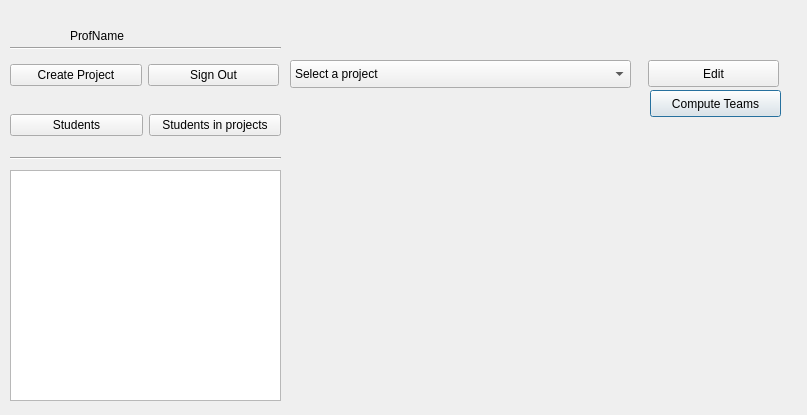
First picture: the form in D1/adminhomeview.ui, repository GuelorEmanuel/Team-Tech-Support, before the edit.
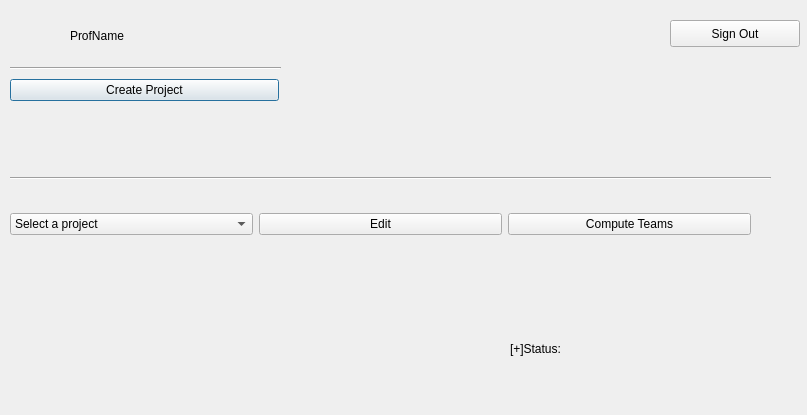
Second picture: the form after the edit.

Commit message: Error handling and updated view layout

```diff
--- a/D1/adminhomeview.ui
+++ b/D1/adminhomeview.ui
@@ -13,22 +13,12 @@
   <property name="windowTitle">
    <string>Dialog</string>
   </property>
-  <widget class="QListWidget" name="listOfStudentsLv">
-   <property name="geometry">
-    <rect>
-     <x>10</x>
-     <y>170</y>
-     <width>271</width>
-     <height>231</height>
-    </rect>
-   </property>
-  </widget>
   <widget class="Line" name="line">
    <property name="geometry">
     <rect>
      <x>10</x>
-     <y>150</y>
-     <width>271</width>
+     <y>170</y>
+     <width>761</width>
      <height>16</height>
     </rect>
    </property>
@@ -40,7 +30,7 @@
    <property name="geometry">
     <rect>
      <x>10</x>
-     <y>40</y>
+     <y>60</y>
      <width>271</width>
      <height>16</height>
     </rect>
@@ -49,42 +39,13 @@
     <enum>Qt::Horizontal</enum>
    </property>
   </widget>
-  <widget class="QPushButton" name="runAlgoBtn">
-   <property name="geometry">
-    <rect>
-     <x>650</x>
-     <y>90</y>
-     <width>131</width>
-     <height>27</height>
-    </rect>
-   </property>
-   <property name="text">
-    <string>Compute Teams</string>
-   </property>
-  </widget>
-  <widget class="QPushButton" name="editProjectBtn">
-   <property name="geometry">
-    <rect>
-     <x>648</x>
-     <y>60</y>
-     <width>131</width>
-     <height>27</height>
-    </rect>
-   </property>
-   <property name="text">
-    <string>Edit</string>
-   </property>
-   <property name="checkable">
-    <bool>false</bool>
-   </property>
-  </widget>
   <widget class="QWidget" name="layoutWidget">
    <property name="geometry">
     <rect>
      <x>10</x>
-     <y>60</y>
+     <y>70</y>
      <width>269</width>
-     <height>30</height>
+     <height>41</height>
     </rect>
    </property>
    <layout class="QHBoxLayout" name="horizontalLayout">
@@ -95,13 +56,6 @@
       </property>
      </widget>
     </item>
-    <item>
-     <widget class="QPushButton" name="signoutBtn">
-      <property name="text">
-       <string>Sign Out</string>
-      </property>
-     </widget>
-    </item>
    </layout>
   </widget>
   <widget class="QWidget" name="layoutWidget">
@@ -123,20 +77,55 @@
     </item>
    </layout>
   </widget>
-  <widget class="QWidget" name="layoutWidget">
+  <widget class="QPushButton" name="signoutBtn">
    <property name="geometry">
     <rect>
-     <x>10</x>
-     <y>110</y>
+     <x>670</x>
+     <y>20</y>
+     <width>130</width>
+     <height>27</height>
+    </rect>
+   </property>
+   <property name="text">
+    <string>Sign Out</string>
+   </property>
+  </widget>
+  <widget class="QLabel" name="statusLbl">
+   <property name="geometry">
+    <rect>
+     <x>510</x>
+     <y>340</y>
      <width>271</width>
-     <height>30</height>
+     <height>17</height>
+    </rect>
+   </property>
+   <property name="text">
+    <string>[+]Status:</string>
+   </property>
+  </widget>
+  <widget class="QWidget" name="">
+   <property name="geometry">
+    <rect>
+     <x>10</x>
+     <y>210</y>
+     <width>741</width>
+     <height>29</height>
     </rect>
    </property>
    <layout class="QHBoxLayout" name="horizontalLayout_3">
     <item>
-     <widget class="QPushButton" name="lisStudentBtn">
+     <widget class="QComboBox" name="selectProjectInput">
+      <item>
+       <property name="text">
+        <string>Select a project</string>
+       </property>
+      </item>
+     </widget>
+    </item>
+    <item>
+     <widget class="QPushButton" name="editProjectBtn">
       <property name="text">
-       <string>Students</string>
+       <string>Edit</string>
       </property>
       <property name="checkable">
        <bool>false</bool>
@@ -144,32 +133,14 @@
      </widget>
     </item>
     <item>
-     <widget class="QPushButton" name="lisStudentInProjBtn">
+     <widget class="QPushButton" name="runAlgoBtn">
       <property name="text">
-       <string>Students in projects</string>
-      </property>
-      <property name="checkable">
-       <bool>false</bool>
+       <string>Compute Teams</string>
       </property>
      </widget>
     </item>
    </layout>
   </widget>
-  <widget class="QComboBox" name="selectProjectInput">
-   <property name="geometry">
-    <rect>
-     <x>290</x>
-     <y>60</y>
-     <width>341</width>
-     <height>28</height>
-    </rect>
-   </property>
-   <item>
-    <property name="text">
-     <string>Select a project</string>
-    </property>
-   </item>
-  </widget>
  </widget>
  <resources/>
  <connections/>
```
The commit also changes 7 other files.
